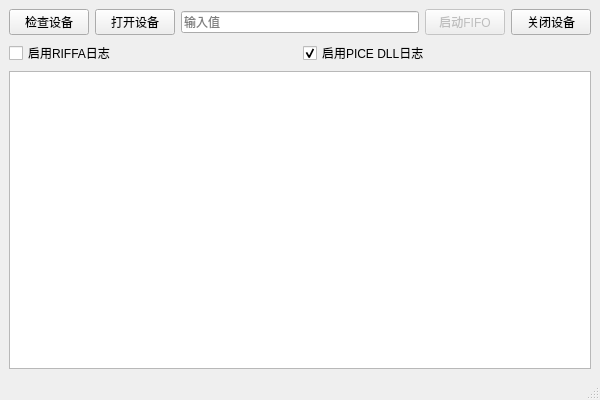
Before: the Qt Designer form testwindow.ui in motto1/pcie_riffa, drawn with Qt 5.
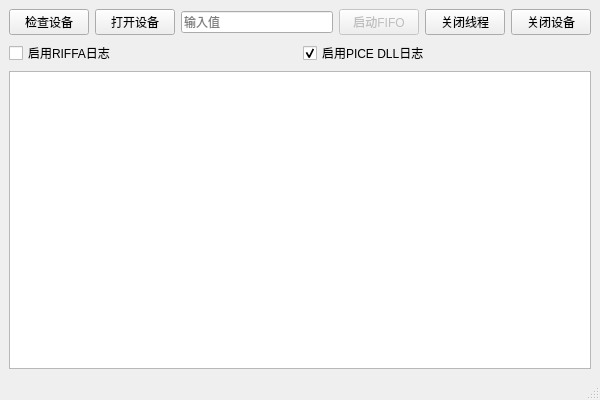
After: the same form once the commit is applied.

Commit message: dll版本实现fifo中后版11.28.1120-已验证-基本完整

The edit to the form file:
```diff
--- a/testwindow.ui
+++ b/testwindow.ui
@@ -48,6 +48,13 @@
         </property>
        </widget>
       </item>
+      <item>
+       <widget class="QPushButton" name="btnToggleFifo">
+        <property name="text">
+         <string>关闭线程</string>
+        </property>
+       </widget>
+      </item>
       <item>
        <widget class="QPushButton" name="btnClosePcie">
         <property name="text">
```
Left out of the diff: 2 changed lines with no effect on the pictures. The commit also changes 707 other files.
